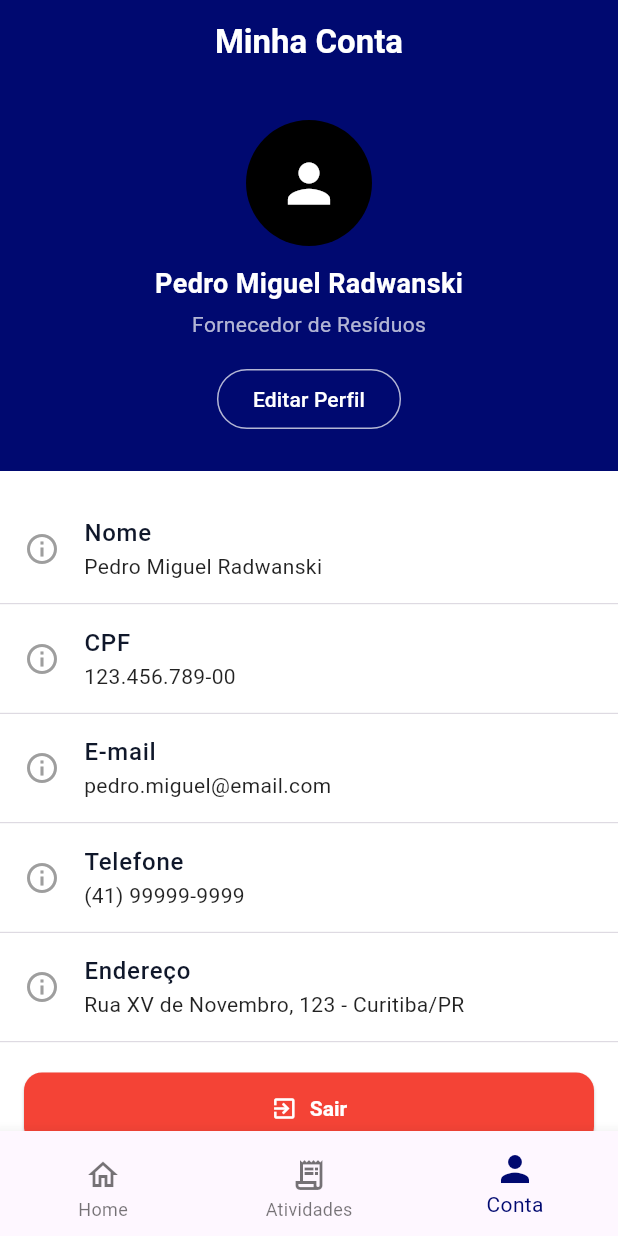
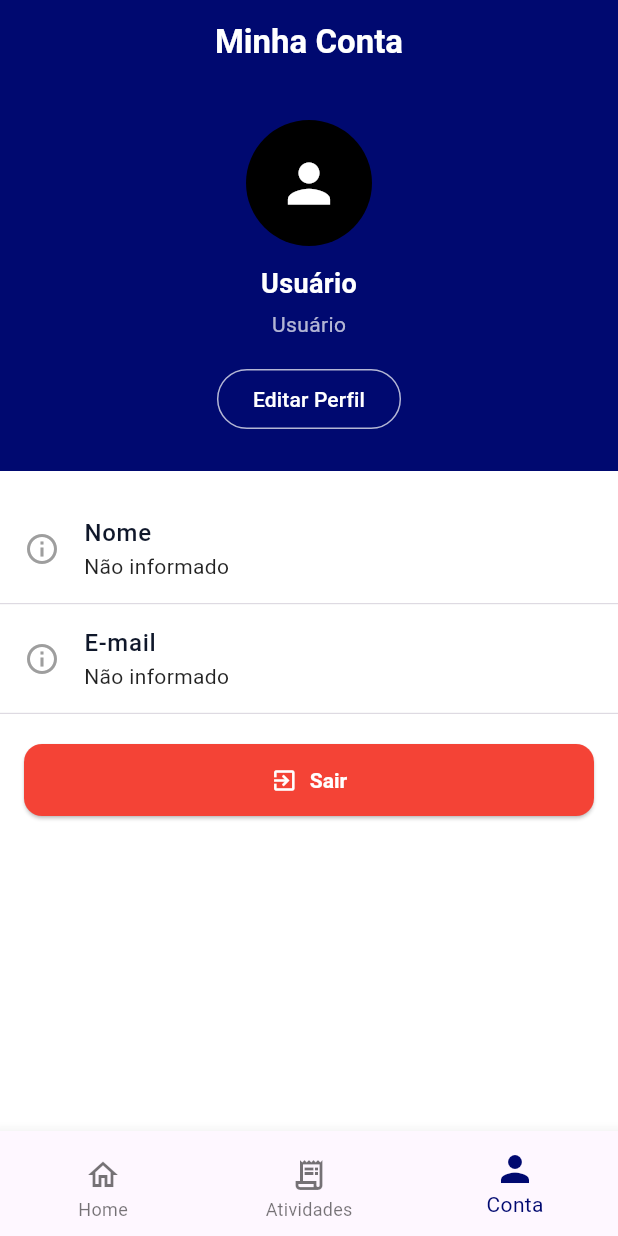
Before and after one commit to TexCycle/texcycle-app, a Flutter app: the AccountPage screen opened by its route, on a phone screen of 412 x 824 dp. Run offline on Flutter 3.47's test engine with Material 3 defaults, Android fonts, the phone set to English and light mode, and no system bars; our stand-ins replace dio, flutter_map, geolocator, go_router, latlong2, shared_preferences; accounts and stored records are empty; network calls fail.

Commit message:
Add support for CNPJ in user model and account page
Updated user model to handle both CPF and CNPJ fields for compatibility with API responses. Enhanced account page to dynamically display user data including CPF/CNPJ, phone, and address, loading from API or local storage. Adjusted sign-in and sign-up flows to properly save and retrieve extended user information, and improved logout handling.

```diff
--- a/frontend/lib/core/services/auth_service.dart
+++ b/frontend/lib/core/services/auth_service.dart
@@ -6,6 +6,9 @@ class AuthService {
   static const _userIdKey = 'user_id';
   static const _userNameKey = 'user_name';
   static const _userEmailKey = 'user_email';
+  static const _userCpfKey = 'user_cpf';
+  static const _userTelefoneKey = 'user_telefone';
+  static const _userEnderecoKey = 'user_endereco';
   static const _tipoPerfilKey = 'tipo_perfil';
 
   Future<void> saveAuthData({
@@ -17,6 +20,15 @@ class AuthService {
     await prefs.setString(_userIdKey, user.id);
     await prefs.setString(_userNameKey, user.nome);
     await prefs.setString(_userEmailKey, user.email);
+    if (user.cpf != null) {
+      await prefs.setString(_userCpfKey, user.cpf!);
+    }
+    if (user.telefone != null) {
+      await prefs.setString(_userTelefoneKey, user.telefone!);
+    }
+    if (user.endereco != null) {
+      await prefs.setString(_userEnderecoKey, user.endereco!);
+    }
     if (user.tipoConta != null) {
       await prefs.setString(_tipoPerfilKey, user.tipoConta!);
     }
@@ -38,6 +50,9 @@ class AuthService {
       'id': prefs.getString(_userIdKey),
       'nome': prefs.getString(_userNameKey),
       'email': prefs.getString(_userEmailKey),
+      'cpf': prefs.getString(_userCpfKey),
+      'telefone': prefs.getString(_userTelefoneKey),
+      'endereco': prefs.getString(_userEnderecoKey),
       'tipoPerfil': prefs.getString(_tipoPerfilKey),
     };
   }
--- a/frontend/lib/features/account/presentation/pages/account_page.dart
+++ b/frontend/lib/features/account/presentation/pages/account_page.dart
@@ -2,6 +2,8 @@ import 'package:flutter/material.dart';
 import 'package:frontend/shared/widgets/app_bottom_nav.dart';
 import 'package:go_router/go_router.dart';
 import '../../../../../core/config/app_colors.dart';
+import '../../../../../core/services/auth_service.dart';
+import '../../../auth/data/repositories/auth_repository.dart';
 
 class AccountPage extends StatefulWidget {
   const AccountPage({super.key});
@@ -12,9 +14,115 @@ class AccountPage extends StatefulWidget {
 
 class _AccountPageState extends State<AccountPage> {
   int _currentIndex = 2;
+  final _authService = AuthService();
+  final _authRepository = AuthRepository();
+
+  bool _loading = true;
+  String _nome = '';
+  String _email = '';
+  String? _cpf;
+  String? _telefone;
+  String? _endereco;
+  String? _tipoPerfil;
+
+  @override
+  void initState() {
+    super.initState();
+    _loadUserData();
+  }
+
+  Future<void> _loadUserData() async {
+    try {
+      final token = await _authService.getToken();
+      if (token != null) {
+        // Tentar buscar dados completos da API
+        try {
+          final user = await _authRepository.getUserProfile(token);
+          setState(() {
+            _nome = user.nome;
+            _email = user.email;
+            _cpf = user.cpf;
+            _telefone = user.telefone;
+            _endereco = user.endereco;
+            _tipoPerfil = user.tipoConta;
+            _loading = false;
+          });
+          // Atualizar dados salvos localmente
+          await _authService.saveAuthData(token: token, user: user);
+        } catch (e) {
+          // Se falhar, usar dados salvos localmente
+          final userData = await _authService.getUserData();
+          setState(() {
+            _nome = userData['nome'] ?? '';
+            _email = userData['email'] ?? '';
+            _cpf = userData['cpf'];
+            _telefone = userData['telefone'];
+            _endereco = userData['endereco'];
+            _tipoPerfil = userData['tipoPerfil'];
+            _loading = false;
+          });
+        }
+      } else {
+        // Se não houver token, redirecionar para login
+        if (mounted) {
+          context.go('/sign-in');
+        }
+      }
+    } catch (e) {
+      setState(() {
+        _loading = false;
+      });
+      if (mounted) {
+        ScaffoldMessenger.of(context).showSnackBar(
+          SnackBar(
+            content: Text('Erro ao carregar dados: $e'),
+            backgroundColor: Colors.red,
+          ),
+        );
+      }
+    }
+  }
+
+  String _getTipoPerfilLabel() {
+    switch (_tipoPerfil?.toLowerCase()) {
+      case 'doador':
+        return 'Doador';
+      case 'coletor':
+        return 'Coletor';
+      case 'fornecedor':
+        return 'Fornecedor de Resíduos';
+      default:
+        return _tipoPerfil ?? 'Usuário';
+    }
+  }
+
+  Future<void> _handleLogout() async {
+    await _authService.logout();
+    if (mounted) {
+      context.go('/sign-in');
+    }
+  }
 
   @override
   Widget build(BuildContext context) {
+    if (_loading) {
+      return Scaffold(
+        backgroundColor: Colors.white,
+        appBar: AppBar(
+          backgroundColor: AppColors.navy,
+          elevation: 0,
+          title: const Text(
+            "Minha Conta",
+            style: TextStyle(color: Colors.white, fontWeight: FontWeight.w600),
+          ),
+          centerTitle: true,
+          iconTheme: const IconThemeData(color: Colors.white),
+        ),
+        body: const Center(
+          child: CircularProgressIndicator(),
+        ),
+      );
+    }
     return Scaffold(
       backgroundColor: Colors.white,
       appBar: AppBar(
@@ -42,18 +150,18 @@ class _AccountPageState extends State<AccountPage> {
                     child: Icon(Icons.person, color: Colors.white, size: 42),
                   ),
                   const SizedBox(height: 12),
-                  const Text(
-                    "Pedro Miguel Radwanski",
-                    style: TextStyle(
+                  Text(
+                    _nome.isNotEmpty ? _nome : 'Usuário',
+                    style: const TextStyle(
                       color: Colors.white,
                       fontWeight: FontWeight.w700,
                       fontSize: 18,
                     ),
                   ),
                   const SizedBox(height: 4),
-                  const Text(
-                    "Fornecedor de Resíduos",
-                    style: TextStyle(color: Colors.white70, fontSize: 14),
+                  Text(
+                    _getTipoPerfilLabel(),
+                    style: const TextStyle(color: Colors.white70, fontSize: 14),
                   ),
                   const SizedBox(height: 16),
                   OutlinedButton(
@@ -74,11 +182,14 @@ class _AccountPageState extends State<AccountPage> {
             ),
 
             const SizedBox(height: 16),
-            _buildInfoTile("Nome", "Pedro Miguel Radwanski"),
-            _buildInfoTile("CPF", "123.456.789-00"),
-            _buildInfoTile("E-mail", "pedro.miguel@email.com"),
-            _buildInfoTile("Telefone", "(41) 99999-9999"),
-            _buildInfoTile("Endereço", "Rua XV de Novembro, 123 - Curitiba/PR"),
+            _buildInfoTile("Nome", _nome.isNotEmpty ? _nome : 'Não informado'),
+            if (_cpf != null && _cpf!.isNotEmpty)
+              _buildInfoTile("CPF/CNPJ", _cpf!),
+            _buildInfoTile("E-mail", _email.isNotEmpty ? _email : 'Não informado'),
+            if (_telefone != null && _telefone!.isNotEmpty)
+              _buildInfoTile("Telefone", _telefone!),
+            if (_endereco != null && _endereco!.isNotEmpty)
+              _buildInfoTile("Endereço", _endereco!),
 
             const SizedBox(height: 20),
 
@@ -93,9 +204,7 @@ class _AccountPageState extends State<AccountPage> {
                     borderRadius: BorderRadius.circular(12),
                   ),
                 ),
-                onPressed: () {
-                  context.go('/sign-in');
-                },
+                onPressed: _handleLogout,
                 icon: const Icon(Icons.exit_to_app),
                 label: const Text(
                   "Sair",
--- a/frontend/lib/features/auth/data/models/user_model.dart
+++ b/frontend/lib/features/auth/data/models/user_model.dart
@@ -23,7 +23,7 @@ class UserModel {
     return UserModel(
       id: json['id']?.toString() ?? '',
       nome: json['nome'] ?? '',
-      cpf: json['cpf'],
+      cpf: json['cnpj'] ?? json['cpf'], // API retorna 'cnpj', mas mantém compatibilidade com 'cpf'
       email: json['email'] ?? '',
       telefone: json['telefone'],
       endereco: json['endereco'],
@@ -87,7 +87,7 @@ class SignUpRequest {
   Map<String, dynamic> toJson() {
     return {
       'nome': nome,
-      if (cpf != null && cpf!.isNotEmpty) 'cpf': cpf,
+      if (cpf != null && cpf!.isNotEmpty) 'cnpj': cpf,
       'email': email,
       if (telefone != null && telefone!.isNotEmpty) 'telefone': telefone,
       if (endereco != null && endereco!.isNotEmpty) 'endereco': endereco,
```
Also changed, not shown: frontend/lib/features/auth/presentation/pages/signin_page.dart (+8 -8 lines), frontend/lib/features/auth/presentation/pages/signup_page.dart (+4 -3 lines).
